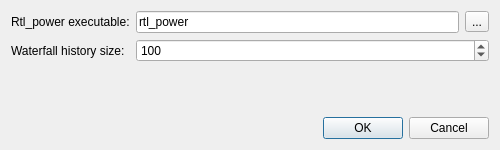
The window that qspectrumanalyzer/qspectrumanalyzer_settings.ui (xmikos/qspectrumanalyzer) describes before a commit, drawn with Qt 5.
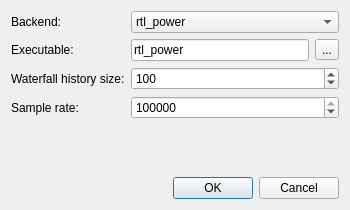
The same window after the commit.

Commit message: Add support for rtl_power_fftw backend

```diff
--- a/qspectrumanalyzer/qspectrumanalyzer_settings.ui
+++ b/qspectrumanalyzer/qspectrumanalyzer_settings.ui
@@ -6,8 +6,8 @@
    <rect>
     <x>0</x>
     <y>0</y>
-    <width>500</width>
-    <height>150</height>
+    <width>350</width>
+    <height>210</height>
    </rect>
   </property>
   <property name="windowTitle">
@@ -17,13 +17,34 @@
    <item>
     <layout class="QFormLayout" name="formLayout">
      <item row="0" column="0">
-      <widget class="QLabel" name="label">
+      <widget class="QLabel" name="label_3">
        <property name="text">
-        <string>Rtl_power executable:</string>
+        <string>Backend:</string>
        </property>
       </widget>
      </item>
      <item row="0" column="1">
+      <widget class="QComboBox" name="backendComboBox">
+       <item>
+        <property name="text">
+         <string>rtl_power</string>
+        </property>
+       </item>
+       <item>
+        <property name="text">
+         <string>rtl_power_fftw</string>
+        </property>
+       </item>
+      </widget>
+     </item>
+     <item row="1" column="0">
+      <widget class="QLabel" name="label">
+       <property name="text">
+        <string>Executable:</string>
+       </property>
+      </widget>
+     </item>
+     <item row="1" column="1">
       <layout class="QHBoxLayout" name="horizontalLayout">
        <item>
         <widget class="QLineEdit" name="rtlPowerExecutableEdit">
@@ -41,14 +62,14 @@
        </item>
       </layout>
      </item>
-     <item row="1" column="0">
+     <item row="2" column="0">
       <widget class="QLabel" name="label_2">
        <property name="text">
         <string>Waterfall history size:</string>
        </property>
       </widget>
      </item>
-     <item row="1" column="1">
+     <item row="2" column="1">
       <widget class="QSpinBox" name="waterfallHistorySizeSpinBox">
        <property name="minimum">
         <number>1</number>
@@ -61,6 +82,29 @@
        </property>
       </widget>
      </item>
+     <item row="3" column="0">
+      <widget class="QLabel" name="label_4">
+       <property name="text">
+        <string>Sample rate:</string>
+       </property>
+      </widget>
+     </item>
+     <item row="3" column="1">
+      <widget class="QSpinBox" name="sampleRateSpinBox">
+       <property name="minimum">
+        <number>0</number>
+       </property>
+       <property name="maximum">
+        <number>25000000</number>
+       </property>
+       <property name="singleStep">
+        <number>10000</number>
+       </property>
+       <property name="value">
+        <number>2560000</number>
+       </property>
+      </widget>
+     </item>
     </layout>
    </item>
    <item>
```
Left out of the diff: 8 changed lines with no effect on the pictures. The commit also changes 8 other files.
